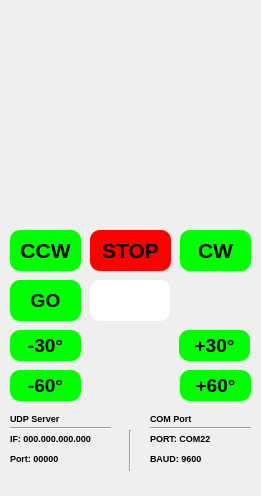
Old version of the form AntRot.ui in the repository DeXTeRGT/RotateIt.
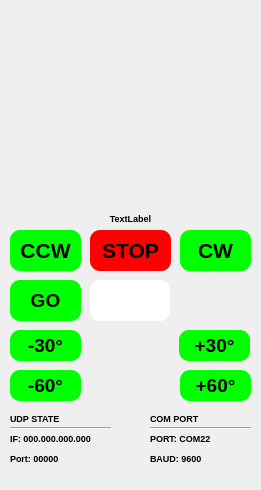
New version of the form. Custom widgets are drawn as their Qt base class.

Commit message: Just another commit

The edit to the form file:
```diff
--- a/AntRot.ui
+++ b/AntRot.ui
@@ -7,7 +7,7 @@
     <x>0</x>
     <y>0</y>
     <width>261</width>
-    <height>496</height>
+    <height>490</height>
    </rect>
   </property>
   <property name="sizePolicy">
@@ -296,7 +296,7 @@
      </font>
     </property>
     <property name="text">
-     <string>UDP Server</string>
+     <string>UDP STATE</string>
     </property>
    </widget>
    <widget class="QLabel" name="IfLabel">
@@ -339,19 +339,6 @@
      <string>Port: 00000</string>
     </property>
    </widget>
-   <widget class="Line" name="line_2">
-    <property name="geometry">
-     <rect>
-      <x>120</x>
-      <y>430</y>
-      <width>20</width>
-      <height>41</height>
-     </rect>
-    </property>
-    <property name="orientation">
-     <enum>Qt::Vertical</enum>
-    </property>
-   </widget>
    <widget class="Line" name="line_3">
     <property name="geometry">
      <rect>
@@ -382,7 +369,7 @@
      </font>
     </property>
     <property name="text">
-     <string>COM Port</string>
+     <string>COM PORT</string>
     </property>
    </widget>
    <widget class="Line" name="line_4">
@@ -438,6 +425,29 @@
      <string>BAUD: 9600</string>
     </property>
    </widget>
+   <widget class="QLabel" name="RotDetails">
+    <property name="geometry">
+     <rect>
+      <x>10</x>
+      <y>210</y>
+      <width>241</width>
+      <height>16</height>
+     </rect>
+    </property>
+    <property name="font">
+     <font>
+      <pointsize>7</pointsize>
+      <weight>75</weight>
+      <bold>true</bold>
+     </font>
+    </property>
+    <property name="text">
+     <string>TextLabel</string>
+    </property>
+    <property name="alignment">
+     <set>Qt::AlignCenter</set>
+    </property>
+   </widget>
   </widget>
   <widget class="QMenuBar" name="menubar">
    <property name="geometry">
```
The commit also changes 2 other files.
